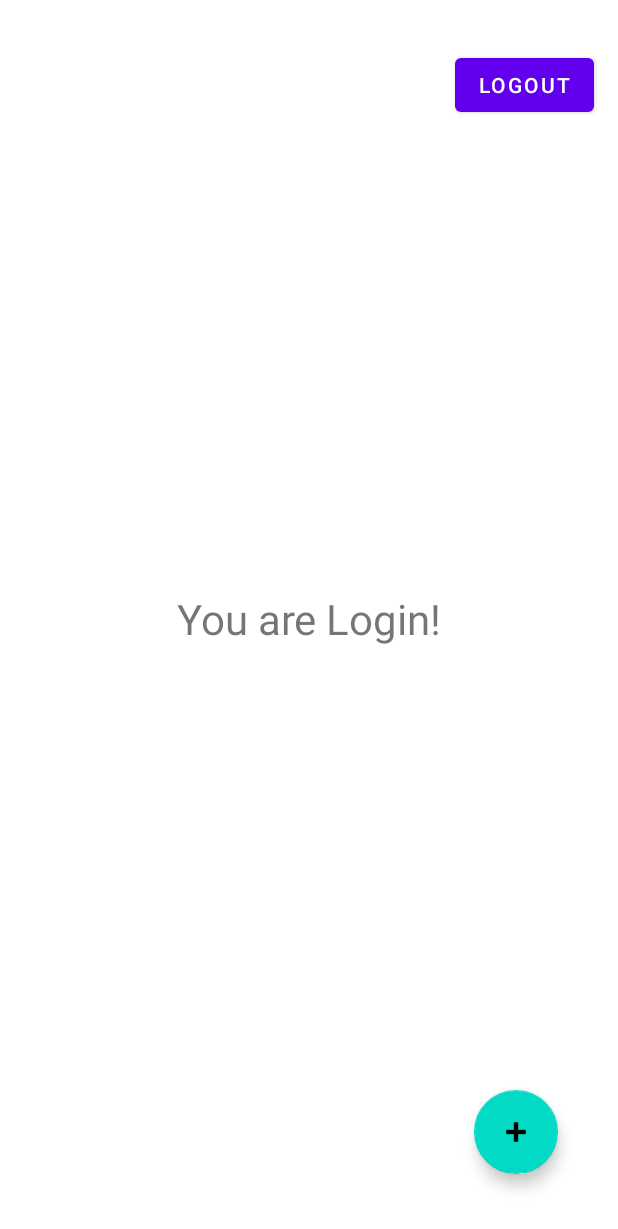
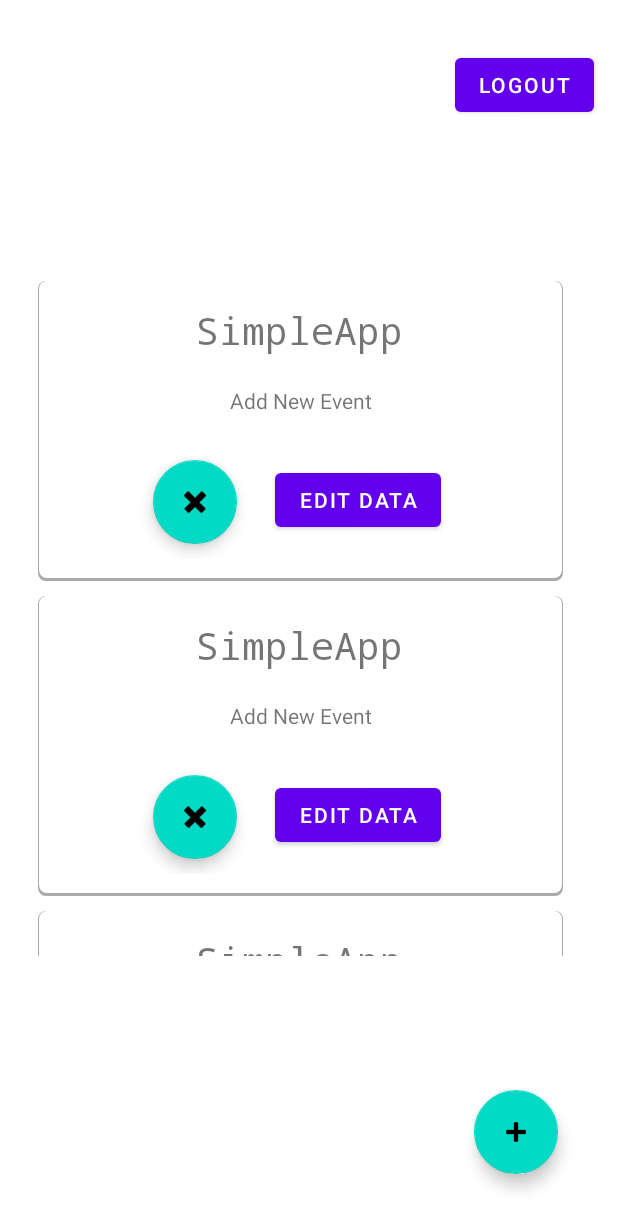
Before and after one commit to nox237/mobileApps_Java, an Android app: the layout activity_home.xml on its own in the app's theme, with its tools: preview values and no code run, on a phone screen of 412 x 824 dp. Shown: the top 1229 px of the screen. Run offline under Robolectric (Android 15) with nearby library versions, the phone set to English and light mode, and no system bars.

Commit message:
Added Read Feature

```diff
--- a/app/src/main/java/com/example/simpleapp/event/EventAddActivity.java
+++ b/app/src/main/java/com/example/simpleapp/event/EventAddActivity.java
@@ -10,10 +10,6 @@ import android.widget.EditText;
 import com.example.simpleapp.R;
 import com.google.firebase.database.DatabaseReference;
 import com.google.firebase.database.FirebaseDatabase;
-
-import java.util.HashMap;
-import java.util.Map;
-import java.util.UUID;
 
 public class EventAddActivity extends AppCompatActivity {
 
@@ -38,6 +34,6 @@ public class EventAddActivity extends AppCompatActivity {
 
     private void uploadData(String title, String description){
         DatabaseReference eventRef = database.getReference("event").push();
-        eventRef.setValue(new Event(title, description));
+        eventRef.setValue(new EventData(eventRef.getKey(), title, description));
     }
 }
--- /dev/null
+++ b/app/src/main/res/drawable/background_shadow.xml
@@ -0,0 +1,17 @@
+<?xml version="1.0" encoding="utf-8"?>
+<layer-list xmlns:android="http://schemas.android.com/apk/res/android">
+    <item >
+        <shape
+            android:shape="rectangle">
+            <solid android:color="@android:color/darker_gray" />
+            <corners android:radius="5dp"/>
+        </shape>
+    </item>
+    <item android:right="1dp" android:left="1dp" android:bottom="2dp">
+        <shape
+            android:shape="rectangle">
+            <solid android:color="@android:color/white"/>
+            <corners android:radius="5dp"/>
+        </shape>
+    </item>
+</layer-list>
--- a/app/src/main/res/layout/activity_home.xml
+++ b/app/src/main/res/layout/activity_home.xml
@@ -6,16 +6,16 @@
     android:layout_height="match_parent"
     tools:context=".HomeActivity">
 
-    <TextView
-        android:id="@+id/textView"
-        android:layout_width="wrap_content"
-        android:layout_height="wrap_content"
-        android:text="@string/you_are_login"
-        android:textSize="28sp"
+    <androidx.recyclerview.widget.RecyclerView
+        android:id="@+id/rvlayout"
+        android:layout_width="match_parent"
+        android:layout_height="450sp"
+        android:layout_marginLeft="25sp"
+        android:layout_marginRight="25sp"
         app:layout_constraintBottom_toBottomOf="parent"
-        app:layout_constraintEnd_toEndOf="parent"
-        app:layout_constraintStart_toStartOf="parent"
-        app:layout_constraintTop_toTopOf="parent" />
+        app:layout_constraintTop_toTopOf="parent"
+        tools:itemCount="5"
+        tools:listitem="@layout/item_event"/>
 
     <Button
         android:id="@+id/buttonLogout"
@@ -40,6 +40,7 @@
         app:layout_constraintStart_toStartOf="parent"
         app:layout_constraintTop_toTopOf="parent"
         app:layout_constraintVertical_bias="0.946"
-        app:srcCompat="@android:drawable/ic_input_add" />
+        app:srcCompat="@android:drawable/ic_input_add"
+        tools:ignore="ContentDescription" />
 
 </androidx.constraintlayout.widget.ConstraintLayout>
--- /dev/null
+++ b/app/src/main/res/layout/item_event.xml
@@ -0,0 +1,60 @@
+<?xml version="1.0" encoding="utf-8"?>
+<androidx.constraintlayout.widget.ConstraintLayout xmlns:android="http://schemas.android.com/apk/res/android"
+    xmlns:app="http://schemas.android.com/apk/res-auto"
+    android:layout_width="350sp"
+    android:layout_height="200sp"
+    android:background="@drawable/background_shadow"
+    android:layout_marginBottom="10sp">
+
+    <TextView
+        android:id="@+id/event_title"
+        android:layout_width="wrap_content"
+        android:layout_height="wrap_content"
+        android:layout_alignParentEnd="true"
+        android:layout_marginTop="15sp"
+        android:text="@string/app_name"
+        android:fontFamily="monospace"
+        android:textSize="25sp"
+        app:layout_constraintEnd_toEndOf="parent"
+        app:layout_constraintHorizontal_bias="0.498"
+        app:layout_constraintStart_toStartOf="@+id/event_description"
+        app:layout_constraintTop_toTopOf="parent" />
+
+    <TextView
+        android:id="@+id/event_description"
+        android:text="@string/add_new_event"
+        android:layout_width="0dp"
+        android:layout_height="22dp"
+        android:layout_marginTop="20dp"
+        app:layout_constraintEnd_toEndOf="parent"
+        app:layout_constraintHorizontal_bias="0.0"
+        app:layout_constraintStart_toStartOf="parent"
+        android:textAlignment="center"
+        app:layout_constraintTop_toBottomOf="@+id/event_title" />
+
+    <LinearLayout
+        android:layout_width="wrap_content"
+        android:layout_height="wrap_content"
+        app:layout_constraintBottom_toBottomOf="parent"
+        app:layout_constraintEnd_toEndOf="@+id/event_description"
+        app:layout_constraintStart_toStartOf="parent"
+        app:layout_constraintTop_toBottomOf="@+id/event_description">
+
+        <com.google.android.material.floatingactionbutton.FloatingActionButton
+            android:id="@+id/add_event_button"
+            android:layout_width="124dp"
+            android:layout_height="wrap_content"
+            android:layout_gravity="bottom|end"
+            app:srcCompat="@android:drawable/ic_delete"
+            android:contentDescription="@string/app_name"
+            android:layout_margin="10sp"/>
+
+        <Button
+            android:layout_width="wrap_content"
+            android:layout_height="wrap_content"
+            android:layout_margin="15sp"
+            android:text="@string/edit_data"/>
+
+    </LinearLayout>
+
+</androidx.constraintlayout.widget.ConstraintLayout>
--- a/app/src/main/res/values/colors.xml
+++ b/app/src/main/res/values/colors.xml
@@ -7,4 +7,5 @@
     <color name="teal_700">#FF018786</color>
     <color name="black">#FF000000</color>
     <color name="white">#FFFFFFFF</color>
+    <color name="darker_gray">#333333</color>
 </resources>
--- a/app/src/main/res/values/strings.xml
+++ b/app/src/main/res/values/strings.xml
@@ -14,4 +14,5 @@
     <string name="event_name">Event Name</string>
     <string name="event_description">Event Description</string>
     <string name="submit">Submit</string>
+    <string name="edit_data">Edit Data</string>
 </resources>
```
Also changed, not shown: app/src/main/java/com/example/simpleapp/HomeActivity.java (+45 -1 lines), app/src/main/java/com/example/simpleapp/event/Event.java (deleted, +0 -23 lines), app/src/main/java/com/example/simpleapp/event/EventAdapter.java (added, +54 -0 lines), app/src/main/java/com/example/simpleapp/event/EventData.java (added, +42 -0 lines).
